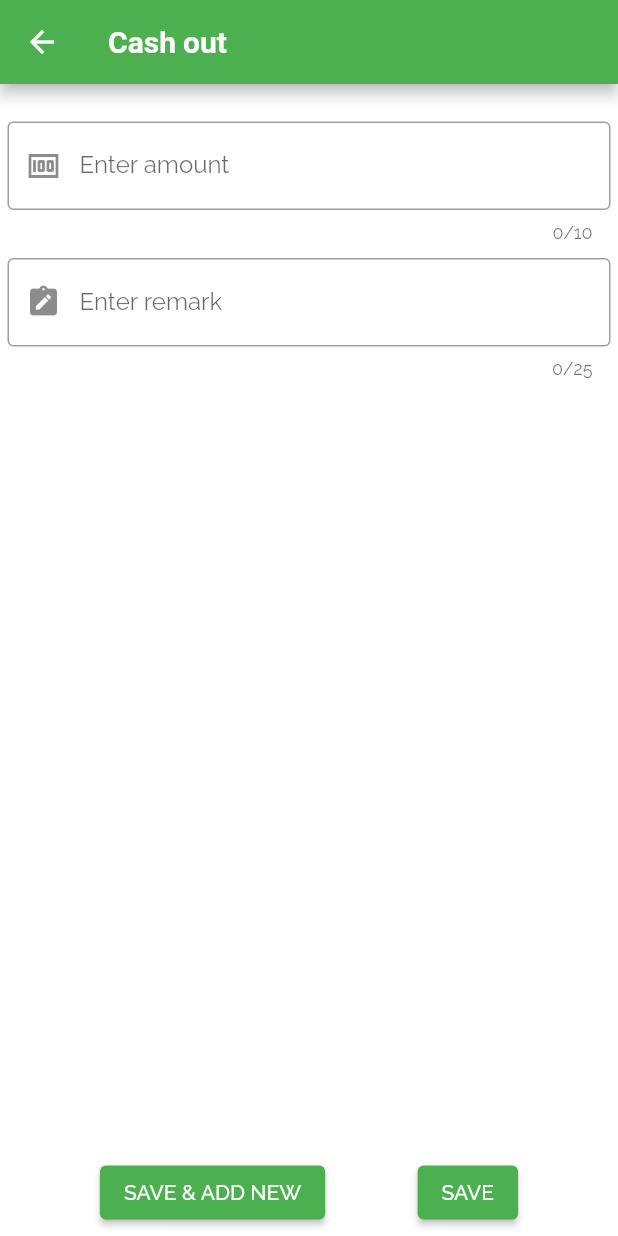
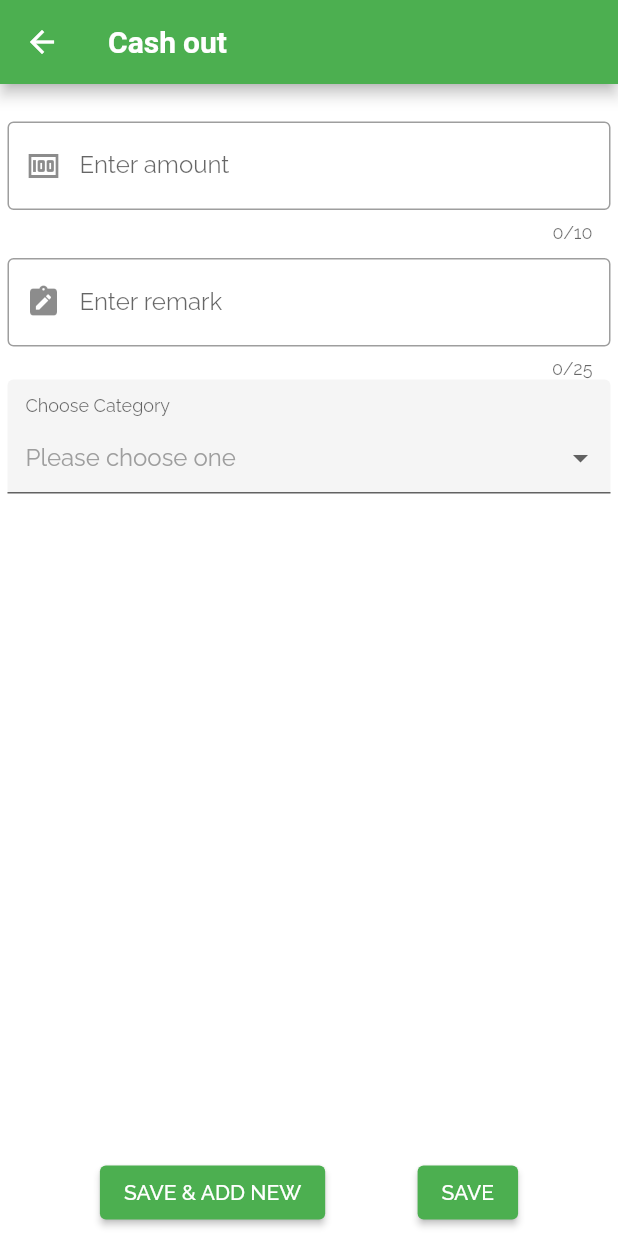
Before and after one commit to Aravindh1505/ExpanseTracker, a Flutter app: the EntriesFormScreen screen opened directly with empty values, on a phone screen of 412 x 824 dp. Run offline on Flutter 3.47's test engine with Material 2 defaults, Android fonts, the phone set to English and light mode, and no system bars; our stand-ins replace cloud_firestore, firebase_auth, firebase_core, google_fonts, pinput; missing offline and left inert: dart:ffi; accounts and stored records are empty.

Commit message:
Custom dropdown added for reuse

```diff
--- a/lib/screens/entries_form_screen.dart
+++ b/lib/screens/entries_form_screen.dart
@@ -6,8 +6,10 @@ import 'package:flutter/material.dart';
 import '../model/book.dart';
 import '../utils/firestore_constants.dart';
 import '../utils/utils.dart';
+import '../widgets/custom_dropdown.dart';
 import '../widgets/custom_widgets.dart';
 import '../model/cash_type.dart';
+import '../widgets/dropdown_formfield.dart';
 import 'base_screen.dart';
 
 class EntriesFormScreen extends StatefulWidget {
@@ -18,11 +20,14 @@ class EntriesFormScreen extends StatefulWidget {
 }
 
 class _EntriesFormScreenState extends State<EntriesFormScreen> with BaseScreen {
-
   bool _isNewEntryAdded = false;
 
   late TextEditingController _amountController;
   late TextEditingController _remarkController;
+
+  String _selectedCategory = '';
+
+  String _myActivity = '';
 
   @override
   void initState() {
@@ -63,7 +68,6 @@ class _EntriesFormScreenState extends State<EntriesFormScreen> with BaseScreen {
         .set(data);
 
     _isNewEntryAdded = true;
-
 
     /*
     * FirebaseFirestore.instance
@@ -125,6 +129,33 @@ class _EntriesFormScreenState extends State<EntriesFormScreen> with BaseScreen {
                 keyboardType: TextInputType.text,
                 maxLength: 25,
               ),
+              DropDownFormField(
+                titleText: 'Choose Category',
+                hintText: 'Please choose one',
+                value: _myActivity,
+                onSaved: (value) {
+                  setState(() {
+                    _myActivity = value;
+                  });
+                },
+                onChanged: (value) {
+                  setState(() {
+                    _myActivity = value;
+                  });
+                },
+                dataSource: const [
+                  {
+                    "display": "Running",
+                    "value": "Running",
+                  },
+                  {
+                    "display": "Climbing",
+                    "value": "Climbing",
+                  },
+                ],
+                textField: 'display',
+                valueField: 'value', validator: (value) {  },
+              ),
               Expanded(
                 child: Align(
                   alignment: Alignment.bottomCenter,
--- /dev/null
+++ b/lib/widgets/dropdown_formfield.dart
@@ -0,0 +1,78 @@
+import 'package:flutter/material.dart';
+
+class DropDownFormField extends FormField<dynamic> {
+  final String titleText;
+  final String hintText;
+  final bool required;
+  final String errorText;
+  final dynamic value;
+  final List dataSource;
+  final String textField;
+  final String valueField;
+  final Function onChanged;
+  final bool filled;
+  final EdgeInsets contentPadding;
+
+  DropDownFormField(
+      {required FormFieldSetter<dynamic> onSaved,
+      required FormFieldValidator<dynamic> validator,
+      AutovalidateMode autovalidate = AutovalidateMode.disabled,
+      this.titleText = 'Title',
+      this.hintText = 'Select one option',
+      this.required = false,
+      this.errorText = 'Please select one option',
+      this.value,
+      required this.dataSource,
+      required this.textField,
+      required this.valueField,
+      required this.onChanged,
+      this.filled = true,
+      this.contentPadding = const EdgeInsets.fromLTRB(12, 12, 8, 0)})
+      : super(
+          onSaved: onSaved,
+          validator: validator,
+          autovalidateMode: autovalidate,
+          initialValue: value == '' ? null : value,
+          builder: (FormFieldState<dynamic> state) {
+            return Container(
+              child: Column(
+                crossAxisAlignment: CrossAxisAlignment.start,
+                children: <Widget>[
+                  InputDecorator(
+                    decoration: InputDecoration(
+                      contentPadding: contentPadding,
+                      labelText: titleText,
+                      filled: filled,
+                    ),
+                    child: DropdownButtonHideUnderline(
+                      child: DropdownButton<dynamic>(
+                        isExpanded: true,
+                        hint: Text(
+                          hintText,
+                          style: TextStyle(color: Colors.grey.shade500),
+                        ),
+                        value: value == '' ? null : value,
+                        onChanged: (dynamic newValue) {
+                          state.didChange(newValue);
+                          onChanged(newValue);
+                        },
+                        items: dataSource.map((item) {
+                          return DropdownMenuItem<dynamic>(
+                            value: item[valueField],
+                            child: Text(item[textField], overflow: TextOverflow.ellipsis),
+                          );
+                        }).toList(),
+                      ),
+                    ),
+                  ),
+                  SizedBox(height: state.hasError ? 5.0 : 0.0),
+                  Text(
+                    state.hasError ? state.errorText! : '',
+                    style: TextStyle(color: Colors.redAccent.shade700, fontSize: state.hasError ? 12.0 : 0.0),
+                  ),
+                ],
+              ),
+            );
+          },
+        );
+}
```
Also changed, not shown: lib/widgets/custom_dropdown.dart (added, +47 -0 lines).
